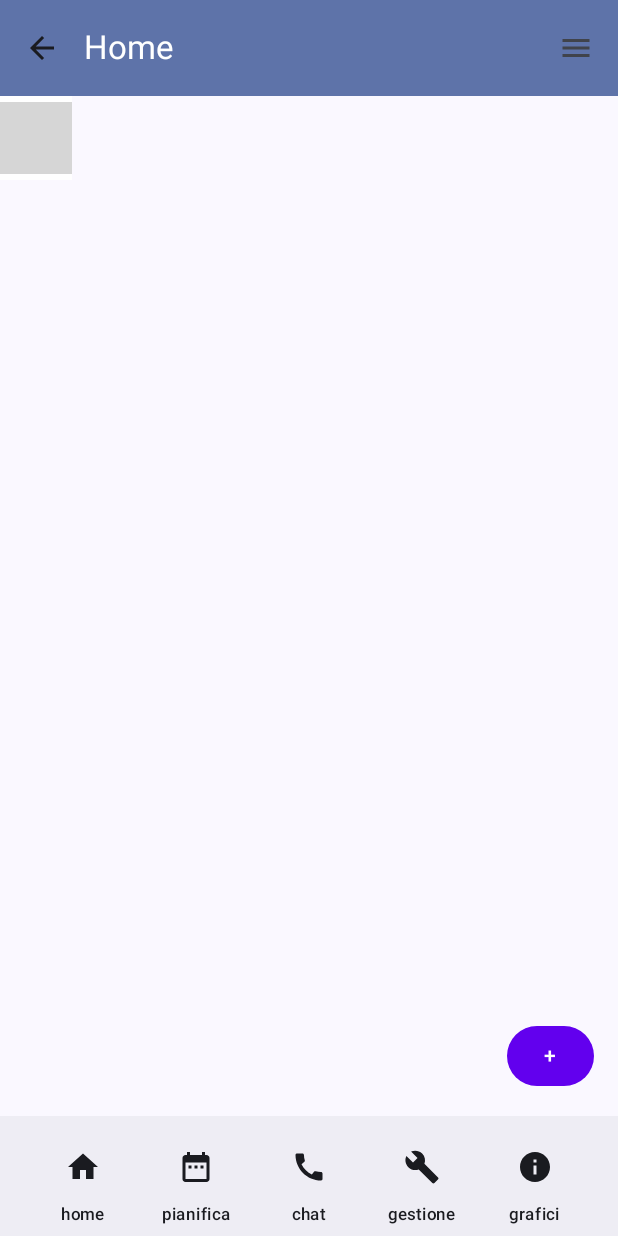
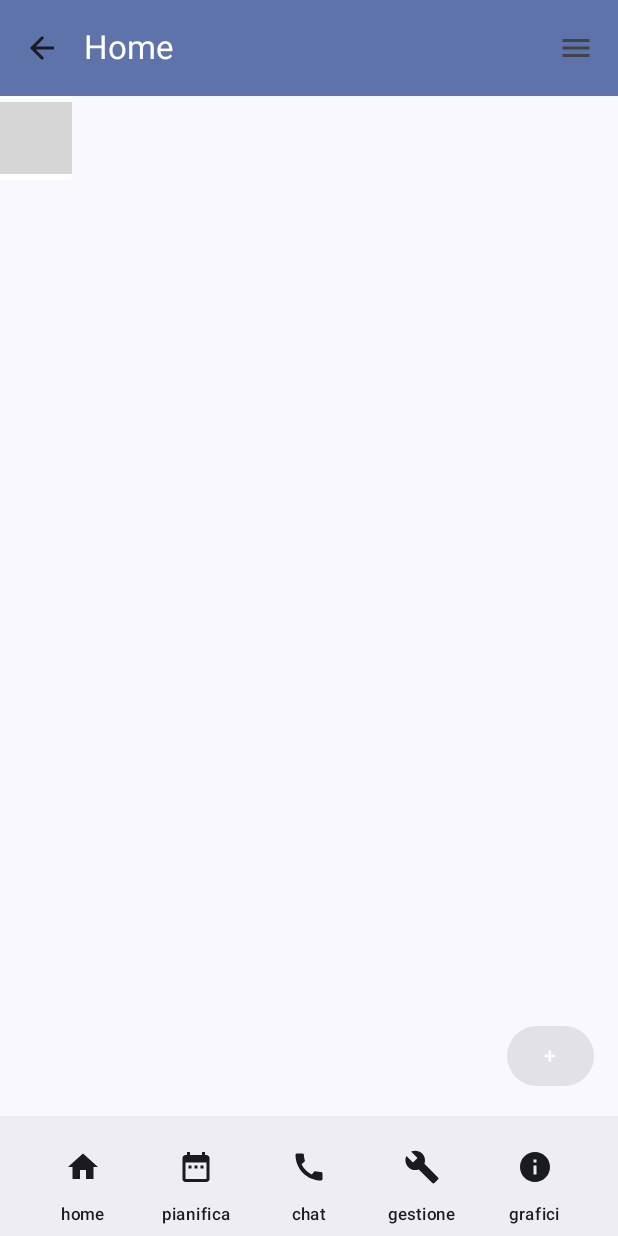
Before and after one commit to GiuseppeRudi/BizSync, an Android app built with Jetpack Compose: the composable AppScaffold shown on its own in the app's theme, after a tap on "pianifica", on a phone screen of 412 x 824 dp. Run offline under Robolectric (Android 15) with nearby library versions, the phone set to English and light mode, and no system bars; our stand-ins replace Dagger/Hilt's generated code, Firebase (no records; nobody signed in at launch, a user with empty details on screens opened directly); libraries missing offline, so code that uses them is left out: com.kizitonwose.calendar; 2 statements that could not run were skipped; grey boxes are pictures that could not be loaded.

Commit message:
PianificaScreen.kt add aggiungiTurno e getTurni classificati per giorno

```diff
--- a/app/src/main/java/com/bizsync/app/AppNavigator.kt
+++ b/app/src/main/java/com/bizsync/app/navigation/AppNavigator.kt
@@ -1,4 +1,4 @@
-package com.bizsync.app
+package com.bizsync.app.navigation
 
 import androidx.compose.runtime.Composable
 import androidx.compose.ui.Modifier
--- a/app/src/main/java/com/bizsync/app/screens/MainScaffold.kt
+++ b/app/src/main/java/com/bizsync/app/screens/MainScaffold.kt
@@ -12,8 +12,7 @@ import androidx.compose.ui.text.style.TextOverflow
 import androidx.compose.ui.tooling.preview.Preview
 import androidx.navigation.NavHostController
 import androidx.navigation.compose.rememberNavController
-import com.bizsync.app.AppNavigator
-import com.bizsync.ui.components.Calendar
+import com.bizsync.app.navigation.AppNavigator
 
 @OptIn(ExperimentalMaterial3Api::class)
 @Composable
--- a/app/src/main/java/com/bizsync/app/screens/PianificaScreen.kt
+++ b/app/src/main/java/com/bizsync/app/screens/PianificaScreen.kt
@@ -85,7 +85,7 @@ fun PianificaScreen() {
                             .padding(8.dp)
                     ) {
                         Text(
-                            text = item.Nome,
+                            text = item.nome,
                             modifier = Modifier.padding(16.dp),
                             fontSize = MaterialTheme.typography.bodyLarge.fontSize
                         )
@@ -97,7 +97,7 @@ fun PianificaScreen() {
 
 
             RoundedButton(
-                true,
+                giornoSelezionato,
                 onShow = { calendarviewmodel.showDialogShift.value = true },
                 modifier = Modifier
                     .align(Alignment.BottomEnd) // Posiziona il bottone in basso a destra
--- a/model/src/main/java/com/bizsync/model/Turno.kt
+++ b/model/src/main/java/com/bizsync/model/Turno.kt
@@ -6,8 +6,9 @@ import com.google.firebase.firestore.Exclude
 data class Turno(
     @get:Exclude
     var idDocumento: String = "",
-    val Nome: String = "",
-    val Data: Timestamp = Timestamp.now()
+
+    val nome: String = "",
+    val data: Timestamp = Timestamp.now()
     // Aggiungi altri campi della tua classe Turno qui
 ) {
     // Costruttore senza argomenti necessario per Firestore
--- a/ui/src/main/java/com/bizsync/ui/components/DialogAddShift.kt
+++ b/ui/src/main/java/com/bizsync/ui/components/DialogAddShift.kt
@@ -11,6 +11,7 @@ import androidx.compose.ui.unit.dp
 import androidx.lifecycle.viewmodel.compose.viewModel
 import com.bizsync.model.Turno
 import com.bizsync.ui.viewmodels.DialogAddShiftViewModel
+import com.google.firebase.Timestamp
 
 @Composable
 fun DialogAddShif(showDialog: Boolean, onDismiss: () -> Unit) {
@@ -40,7 +41,8 @@ fun DialogAddShif(showDialog: Boolean, onDismiss: () -> Unit) {
             Button(
                 onClick = {
                     if (dialogviewmodel.text.value.isNotEmpty()) {
-                        dialogviewmodel.itemsList.add(Turno(dialogviewmodel.text.value))
+                        dialogviewmodel.aggiungiturno(Turno("",dialogviewmodel.text.value,
+                            Timestamp.now()))
                         dialogviewmodel.text.value = "" // Resetta il campo di input
                     }
                 },
--- a/ui/src/main/java/com/bizsync/ui/components/RoundedButton.kt
+++ b/ui/src/main/java/com/bizsync/ui/components/RoundedButton.kt
@@ -14,14 +14,15 @@ import androidx.compose.runtime.*
 import androidx.compose.ui.*
 
 import androidx.compose.ui.unit.dp
+import java.time.LocalDate
 
 @Composable
-fun RoundedButton(enabled : Boolean = false, onShow: () -> Unit, modifier : Modifier) {
+fun RoundedButton(giornoSelezionato : LocalDate?, onShow: () -> Unit, modifier : Modifier) {
     var buttonText by remember { mutableStateOf("+") }
 
     // Bottone con angoli arrotondati
     Button(
-        enabled = enabled ,
+        enabled = !(giornoSelezionato == null),
         onClick = { onShow() },  // Cosa fare quando il bottone è cliccato
         shape = MaterialTheme.shapes.extraLarge,         // Angoli arrotondati con il tema Material
         colors = ButtonDefaults.buttonColors(containerColor = Color(0xFF6200EE)), // Colore del bottone
--- a/ui/src/main/java/com/bizsync/ui/viewmodels/DialogAddShiftViewModel.kt
+++ b/ui/src/main/java/com/bizsync/ui/viewmodels/DialogAddShiftViewModel.kt
@@ -30,5 +30,10 @@ class DialogAddShiftViewModel @Inject constructor(private val turnoRepository: T
         }
     }
 
+    fun aggiungiturno(turno: Turno){
+        viewModelScope.launch {
+            turnoRepository.aggiungiTurno(turno)
+        }
+    }
 
 }
```
Also changed, not shown: app/src/main/java/com/bizsync/app/navigation/NavContext.kt (added, +8 -0 lines), backend/src/main/java/com/bizsync/backend/repository/TurnoRepository.kt (+16 -2 lines).
